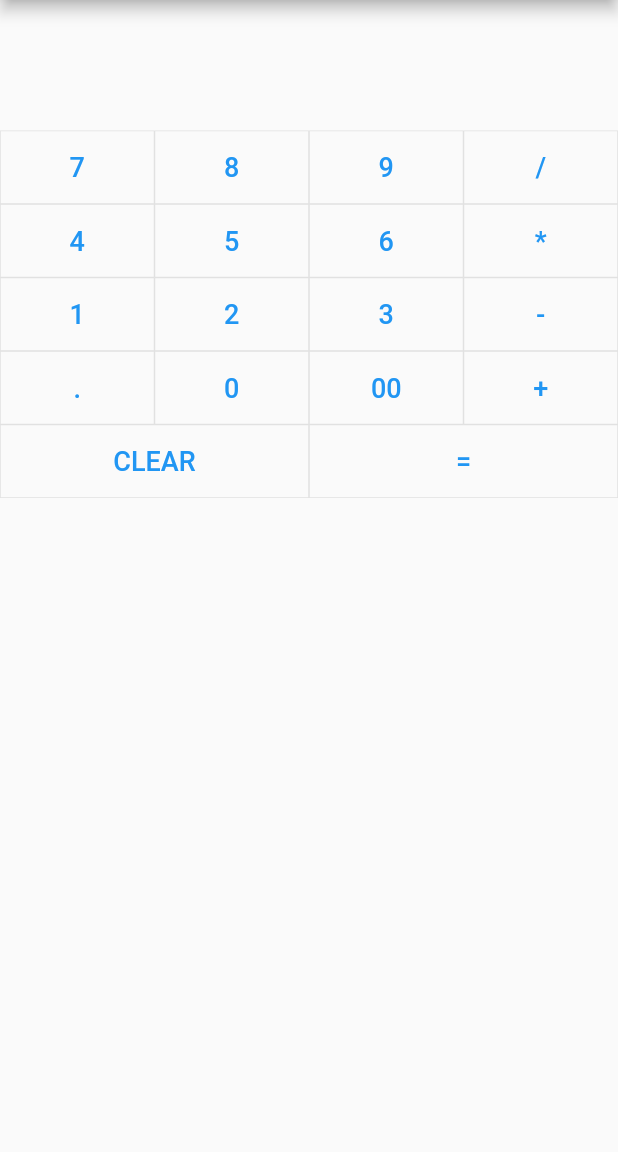
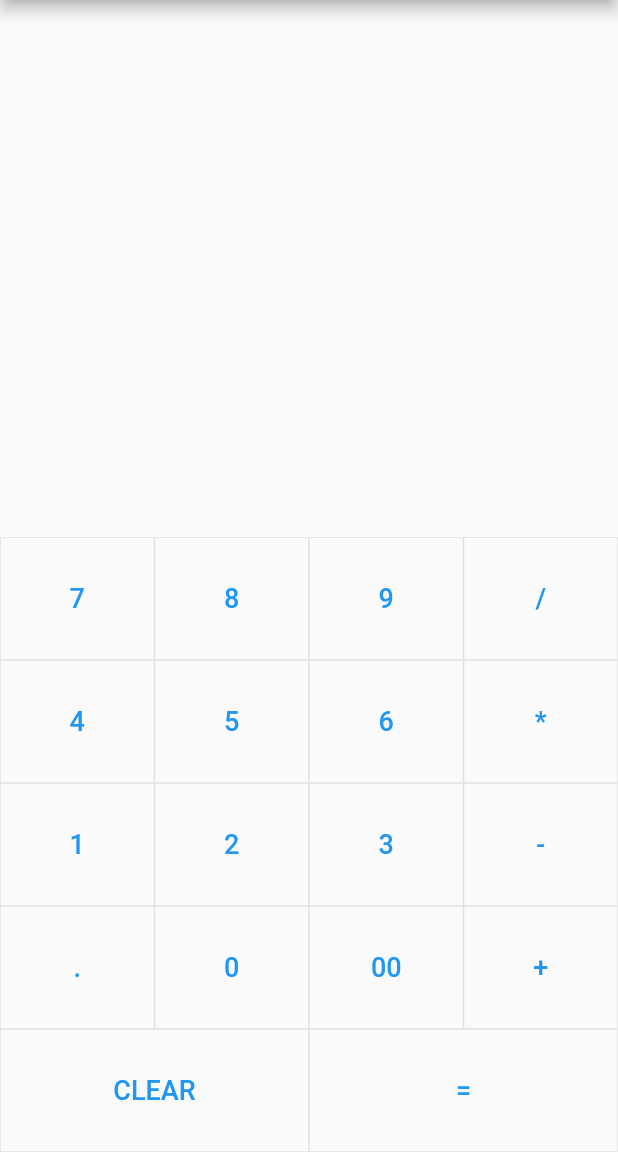
Before and after one commit to Avivar101/flutter_Calculator, a Flutter app: the screen it shows after launch, on a phone screen of 412 x 824 dp, the part 84-1236 px from its top. Run offline on Flutter 3.47's test engine with Material 2 defaults, Android fonts, the phone set to English and light mode, and no system bars.

Commit message:
textButton style

```diff
--- a/lib/calculator-button.dart
+++ b/lib/calculator-button.dart
@@ -19,6 +19,10 @@ class CalculatorButton extends StatelessWidget {
             )
           ),
           child: TextButton(
+              style: TextButton.styleFrom(
+                primary: Colors.blue,
+                padding: const EdgeInsets.all(30),
+              ),
             onPressed: () => onTap(buttonText: text),
             child: Text(
               text,
--- a/lib/main.dart
+++ b/lib/main.dart
@@ -55,6 +55,7 @@ class _MyHomePageState extends State<MyHomePage> {
         ],
       ),
       body: Column(
+        mainAxisAlignment: MainAxisAlignment.spaceBetween,
         children: <Widget>[
           NumberDisplay(value: calculatorString, key: UniqueKey(),),
           CalculatorButtons(onTap: _onPressed),
```
